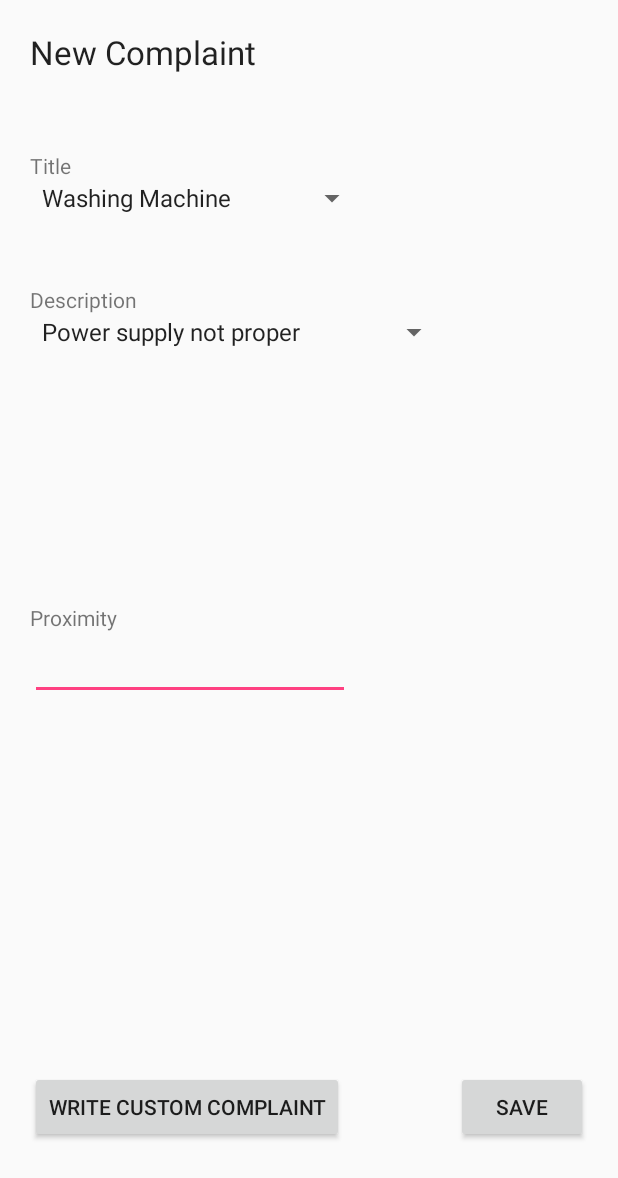
After one commit to InstituteWebOps/complaints_box, an Android app: the NewComplaintActivity screen opened directly, with no data from a screen before it, on a phone screen of 412 x 824 dp. The commit adds this screen. Shown: the top 1178 px of the screen. Run offline under Robolectric (Android 15) with nearby library versions, the phone set to English and light mode, and no system bars.

Commit message:
added new complaint

```diff
--- a/app/src/main/AndroidManifest.xml
+++ b/app/src/main/AndroidManifest.xml
@@ -16,6 +16,12 @@
                 <category android:name="android.intent.category.LAUNCHER" />
             </intent-filter>
         </activity>
+
+        <activity android:name=".NewComplaintActivity">
+        </activity>
+
+        <activity android:name=".CustomComplaintActivity">
+        </activity>
     </application>
 
 </manifest>
--- /dev/null
+++ b/app/src/main/java/com/example/harisanker/hostelcomplaints/NewComplaintActivity.java
@@ -0,0 +1,152 @@
+package com.example.harisanker.hostelcomplaints;
+
+import android.content.Intent;
+import android.os.Bundle;
+import android.support.v7.app.AppCompatActivity;
+import android.view.View;
+import android.widget.AdapterView;
+import android.widget.AdapterView.OnItemSelectedListener;
+import android.widget.ArrayAdapter;
+import android.widget.Button;
+import android.widget.Spinner;
+
+import java.util.ArrayList;
+import java.util.List;
+
+/**
+ * Created by dell on 21-06-2017.
+ */
+ public class NewComplaintActivity extends AppCompatActivity {
+
+    @Override
+    public void onCreate(Bundle savedInstanceState) {
+        super.onCreate(savedInstanceState);
+        setContentView(R.layout.activity_new_complaint);
+
+        Spinner spinner_complaint_title = (Spinner) findViewById(R.id.spinner_complaint_title);
+        //spinner_complaint_title.setOnItemSelectedListener(this);
+        List<String> title = new ArrayList<String>();
+        title.add("Washing Machine");
+        title.add("Water Dispenser");
+        title.add("Washroom");
+        title.add("Problems in your room");
+        title.add("Problems in your wing");
+
+
+        ArrayAdapter<String> dataAdapter_title = new ArrayAdapter<String>(this, android.R.layout.simple_spinner_item, title);
+        dataAdapter_title.setDropDownViewResource(android.R.layout.simple_spinner_dropdown_item);
+        spinner_complaint_title.setAdapter(dataAdapter_title);
+
+        final Spinner spinner_complaint_description = (Spinner) findViewById(R.id.spinner_complaint_description);
+
+        List<String> description1 = new ArrayList<String>();
+        List<String> description2 = new ArrayList<String>();
+        List<String> description3 = new ArrayList<String>();
+        List<String> description4 = new ArrayList<String>();
+        List<String> description5 = new ArrayList<String>();
+
+
+        description1.add("Power supply not proper");
+        description1.add("Check water error");
+        description1.add("Water outlet problem");
+        description1.add("Dryer not functional");
+        description1.add("Not even starting wash cycle");
+        description1.add("Don't know what's the problem");
+
+        final ArrayAdapter<String> dataAdapter_description1 = new ArrayAdapter<String>(this, android.R.layout.simple_spinner_item, description1);
+        dataAdapter_description1.setDropDownViewResource(android.R.layout.simple_spinner_dropdown_item);
+
+        description2.add("Power supply not proper");
+        description2.add("Heating or cooling not working");
+        description2.add("Monkey drank from the dispenser");
+        description2.add("Algae is growing");
+
+        final ArrayAdapter<String> dataAdapter_description2 = new ArrayAdapter<String>(this, android.R.layout.simple_spinner_item, description2);
+        dataAdapter_description2.setDropDownViewResource(android.R.layout.simple_spinner_dropdown_item);
+
+
+        description3.add("Power supply not proper");
+        description3.add("Taps not properly working");
+        description3.add("Showers not properly working");
+        description3.add("Towel Hangers not present");
+        description3.add("Washroom doors not closing properly");
+        description3.add("Flush tanks not working");
+        description3.add("Pipes leaking");
+
+        final ArrayAdapter<String> dataAdapter_description3 = new ArrayAdapter<String>(this, android.R.layout.simple_spinner_item, description3);
+        dataAdapter_description3.setDropDownViewResource(android.R.layout.simple_spinner_dropdown_item);
+
+
+        description4.add("Electrical work");
+        description4.add("Civil work");
+        description4.add("Furniture broken");
+        description4.add("Internet problem (LAN port repair)");
+
+        final ArrayAdapter<String> dataAdapter_description4 = new ArrayAdapter<String>(this, android.R.layout.simple_spinner_item, description4);
+        dataAdapter_description4.setDropDownViewResource(android.R.layout.simple_spinner_dropdown_item);
+
+
+        description5.add("Electrical work");
+        description5.add("Civil work");
+        description5.add("Furniture broken");
+        description5.add("Internet problem");
+        description5.add("Wing not cleaned regularly");
+        description5.add("Do not have a dustbin");
+        description5.add("Cloth wires not proper");
+
+        final ArrayAdapter<String> dataAdapter_description5 = new ArrayAdapter<String>(this, android.R.layout.simple_spinner_item, description5);
+        dataAdapter_description5.setDropDownViewResource(android.R.layout.simple_spinner_dropdown_item);
+
+        spinner_complaint_title.setOnItemSelectedListener(new OnItemSelectedListener() {
+            public void onItemSelected(AdapterView<?> parent, View view, int position, long id) {
+
+                //Spinner spinner = (Spinner) parent;
+
+                    //do this
+                    // On selecting a spinner item
+                    String item = parent.getItemAtPosition(position).toString();
+                    switch (position) {
+                        case 0:
+                            spinner_complaint_description.setAdapter(dataAdapter_description1);
+                            break;
+                        case 1:
+                            spinner_complaint_description.setAdapter(dataAdapter_description2);
+                            break;
+                        case 2:
+                            spinner_complaint_description.setAdapter(dataAdapter_description3);
+                            break;
+                        case 3:
+                            spinner_complaint_description.setAdapter(dataAdapter_description4);
+                            break;
+                        case 4:
+                            spinner_complaint_description.setAdapter(dataAdapter_description5);
+                            break;
+
+                    }
+
+
+                    // Showing selected spinner item
+                    //Toast.makeText(parent.getContext(), "Selected: " + item, Toast.LENGTH_LONG).show();
+
+            }
+
+
+            public void onNothingSelected(AdapterView<?> arg0) {
+                // TODO Auto-generated method stub
+            }
+        });
+
+        Button writeCustomComplaint=(Button)findViewById(R.id.button_write);
+        writeCustomComplaint.setOnClickListener(new View.OnClickListener() {
+            public void onClick(View v) {
+                // Code here executes on main thread after user presses button
+                Intent intent=new Intent(NewComplaintActivity.this,CustomComplaintActivity.class);
+                startActivity(intent);
+            }
+        });
+
+
+
+    }
+
+}
--- /dev/null
+++ b/app/src/main/res/layout/activity_new_complaint.xml
@@ -0,0 +1,95 @@
+<?xml version="1.0" encoding="utf-8"?>
+<RelativeLayout xmlns:android="http://schemas.android.com/apk/res/android"
+    android:layout_width="match_parent" android:layout_height="match_parent"
+    android:padding="20dp">
+
+
+    <TextView
+        android:layout_width="wrap_content"
+        android:layout_height="wrap_content"
+        android:text="@string/new_complaint"
+        android:id="@+id/textView_new_complaint"
+        android:textAppearance="?android:attr/textAppearanceLarge"
+        android:layout_alignParentTop="true"
+         />
+
+    <TextView
+        android:layout_width="wrap_content"
+        android:layout_height="wrap_content"
+        android:text="@string/complaint_title"
+        android:id="@+id/textView_complaint_title"
+        android:layout_below="@+id/textView_new_complaint"
+        android:layout_alignParentLeft="true"
+        android:layout_alignParentStart="true"
+        android:layout_marginTop="51dp" />
+
+    <Spinner
+        android:layout_width="wrap_content"
+        android:layout_height="wrap_content"
+        android:id="@+id/spinner_complaint_title"
+        android:layout_alignParentLeft="true"
+        android:layout_alignParentStart="true"
+        android:layout_below="@+id/textView_complaint_title"
+        android:prompt="@string/templates"
+        />
+
+    <TextView
+        android:layout_width="wrap_content"
+        android:layout_height="wrap_content"
+        android:text="@string/complaint_description"
+        android:id="@+id/textView_complaint_description"
+        android:layout_below="@+id/spinner_complaint_title"
+        android:layout_alignParentLeft="true"
+        android:layout_alignParentStart="true"
+        android:layout_marginTop="46dp" />
+
+    <Spinner
+        android:layout_width="wrap_content"
+        android:layout_height="wrap_content"
+        android:id="@+id/spinner_complaint_description"
+        android:layout_below="@+id/textView_complaint_description"
+        android:layout_alignParentLeft="true"
+        android:layout_alignParentStart="true"
+        android:prompt="@string/templates"/>
+
+    <TextView
+        android:layout_width="wrap_content"
+        android:layout_height="wrap_content"
+        android:text="@string/complaint_proximity"
+        android:id="@+id/textView_complaint_proximity"
+        android:layout_centerVertical="true"
+        android:layout_alignParentLeft="true"
+        android:layout_alignParentStart="true" />
+
+    <EditText
+        android:layout_width="wrap_content"
+        android:layout_height="wrap_content"
+        android:inputType="number"
+        android:ems="10"
+        android:id="@+id/editText_room_number"
+        android:layout_below="@+id/textView_complaint_proximity"
+        android:layout_alignParentLeft="true"
+        android:layout_alignParentStart="true"
+        android:prompt="@string/room_number"/>
+
+    <Button
+        android:layout_width="wrap_content"
+        android:layout_height="wrap_content"
+        android:text="@string/write_your_own"
+        android:id="@+id/button_write"
+        android:layout_alignParentBottom="true"
+        android:layout_alignParentLeft="true"
+        android:layout_alignParentStart="true"
+        android:layout_marginBottom="42dp" />
+
+    <Button
+        android:layout_width="wrap_content"
+        android:layout_height="wrap_content"
+        android:text="@string/save"
+        android:id="@+id/button_save"
+        android:layout_alignBottom="@+id/button_write"
+        android:layout_alignParentRight="true"
+        android:layout_alignParentEnd="true" />
+
+
+</RelativeLayout>
--- a/app/src/main/res/values/strings.xml
+++ b/app/src/main/res/values/strings.xml
@@ -3,4 +3,17 @@
 
     <!-- TODO: Remove or change this placeholder text -->
     <string name="hello_blank_fragment">Hello blank fragment</string>
+
+    <string name="new_complaint">New Complaint</string>
+    <string name="custom_complaint">Custom Complaint</string>
+    <string name="complaint_title">Title</string>
+    <string name="tags">Tags</string>
+    <string name="complaint_description">Description</string>
+    <string name="complaint_proximity">Proximity</string>
+    <string name="templates">Templates</string>
+    <string name="room_number">Near which room?</string>
+    <string name="write_your_own">Write custom complaint</string>
+    <string name="save">Save</string>
+
+    <string name="next">Next</string>
 </resources>
--- a/build.gradle
+++ b/build.gradle
@@ -5,7 +5,7 @@ buildscript {
         jcenter()
     }
     dependencies {
-        classpath 'com.android.tools.build:gradle:2.3.1'
+        classpath 'com.android.tools.build:gradle:2.3.2'
 
         // NOTE: Do not place your application dependencies here; they belong
         // in the individual module build.gradle files
```
Also changed, not shown: app/src/main/java/com/example/harisanker/hostelcomplaints/CustomComplaintActivity.java (added, +16 -0 lines), app/src/main/java/com/example/harisanker/hostelcomplaints/MainActivity.java (+10 -1 lines), app/src/main/res/layout/activity_custom_complaint.xml (added, +87 -0 lines).
